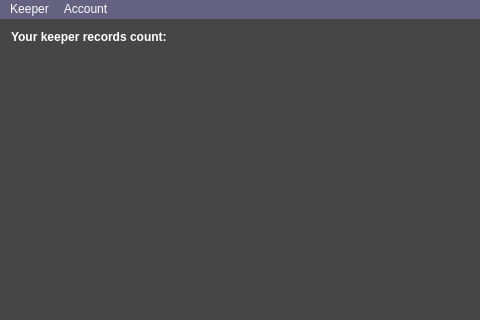
Before: the Qt Designer form PassKeeper/UserCabinet.ui in Badyusha/PassKeeper, drawn with Qt 5; both pictures show x 0 to 480 and y 0 to 320 of the 700 by 425 pixel window.
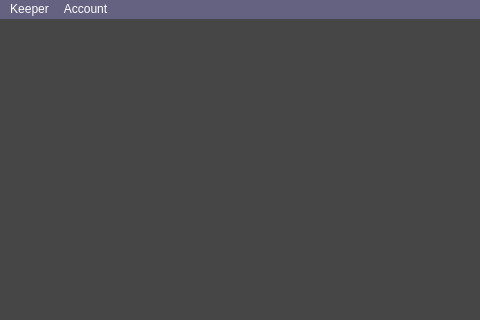
After: the same form once the commit is applied.

What changed in the file:
```diff
--- a/PassKeeper/UserCabinet.ui
+++ b/PassKeeper/UserCabinet.ui
@@ -82,7 +82,7 @@
        <string notr="true">color: rgb(255, 255, 255);</string>
       </property>
       <property name="text">
-       <string>Your keeper records count: </string>
+       <string/>
       </property>
      </widget>
     </item>
```
Left out of the diff: 10 changed lines with no effect on the pictures.
